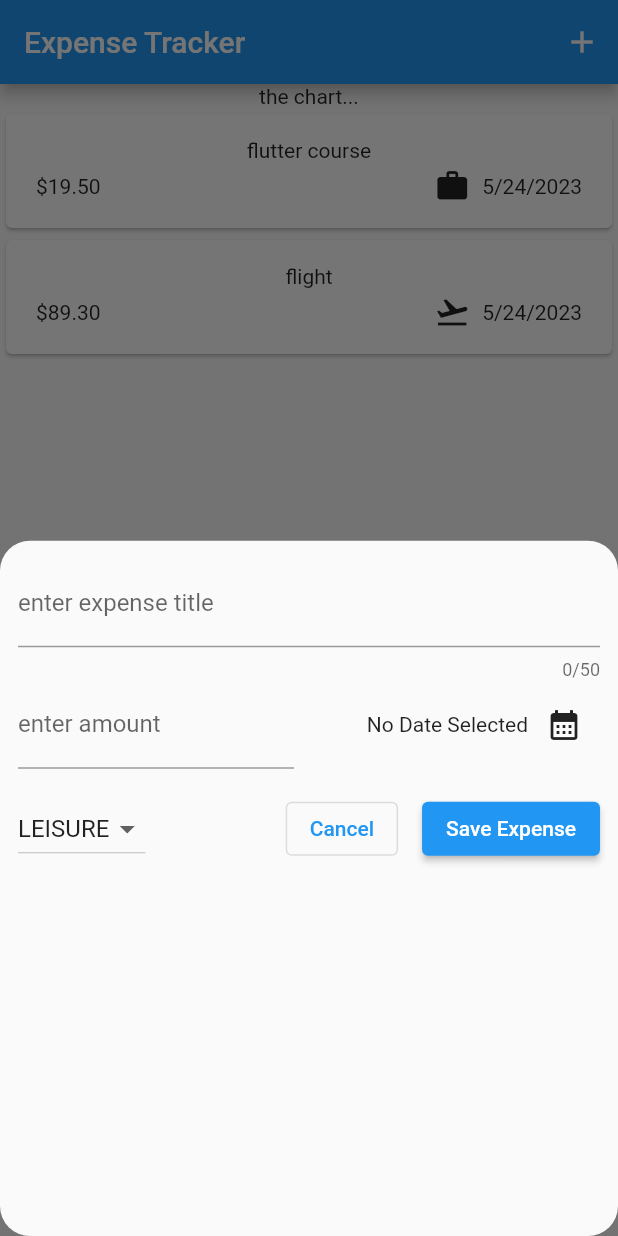
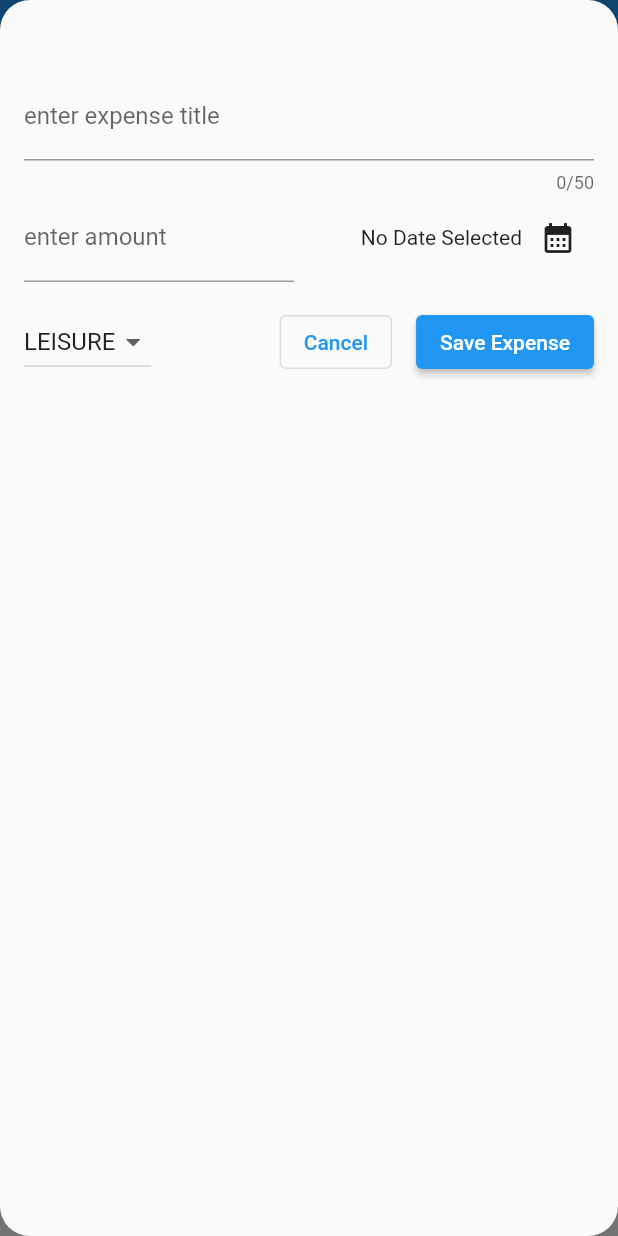
Before and after one commit to carlstep/expense_tracker, a Flutter app: the screen it shows after launch, after a tap on the "add" icon, on a phone screen of 412 x 824 dp. Run offline on Flutter 3.47's test engine with Material 2 defaults, Android fonts, the phone set to English and light mode, and no system bars.

Commit message:
adjust padding to modalBottomSheet

```diff
--- a/lib/widgets/expenses.dart
+++ b/lib/widgets/expenses.dart
@@ -31,6 +31,7 @@ class _ExpensesState extends State<Expenses> {
     // context > gives widget meta information & information in
     // relation to other widgets in the widget tree
     showModalBottomSheet(
+      isScrollControlled: true,
       shape: RoundedRectangleBorder(
         borderRadius: BorderRadius.circular(20),
       ),
--- a/lib/widgets/new_expense.dart
+++ b/lib/widgets/new_expense.dart
@@ -68,6 +68,7 @@ class _NewExpenseState extends State<NewExpense> {
           date: _selectedDate!,
           category: _selectedCategory),
     );
+    Navigator.pop(context);
   }
 
   @override
@@ -80,7 +81,7 @@ class _NewExpenseState extends State<NewExpense> {
   @override
   Widget build(BuildContext context) {
     return Padding(
-      padding: const EdgeInsets.all(12),
+      padding: const EdgeInsets.fromLTRB(16, 48, 16, 10),
       child: Column(
         children: [
           TextField(
```
